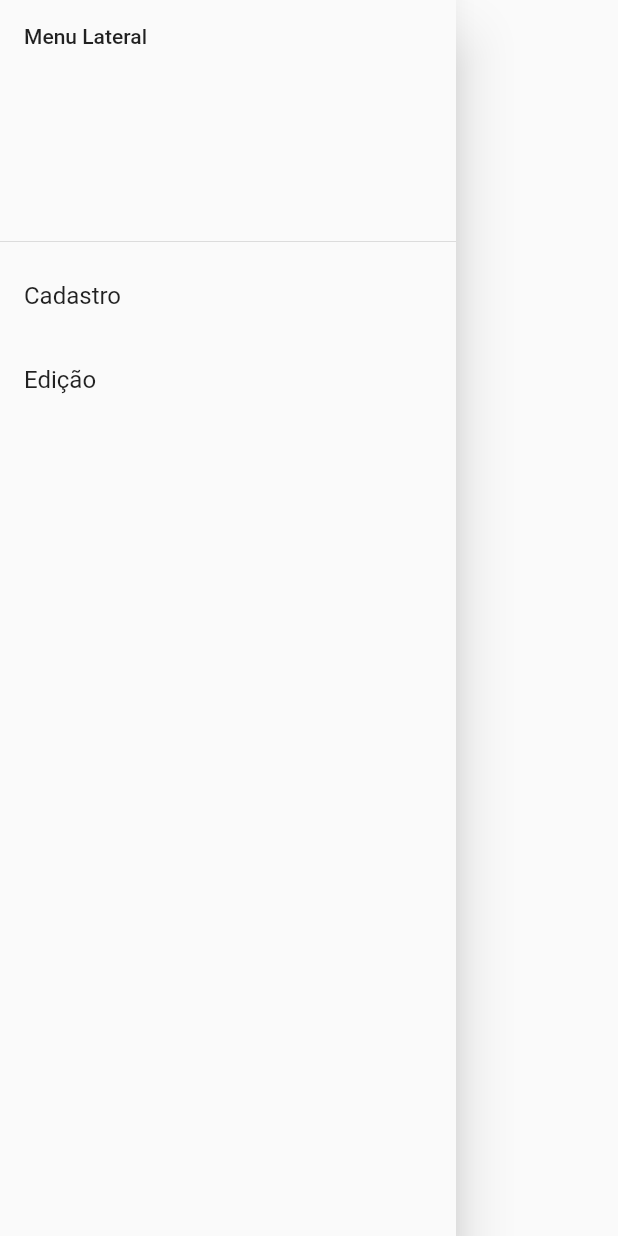
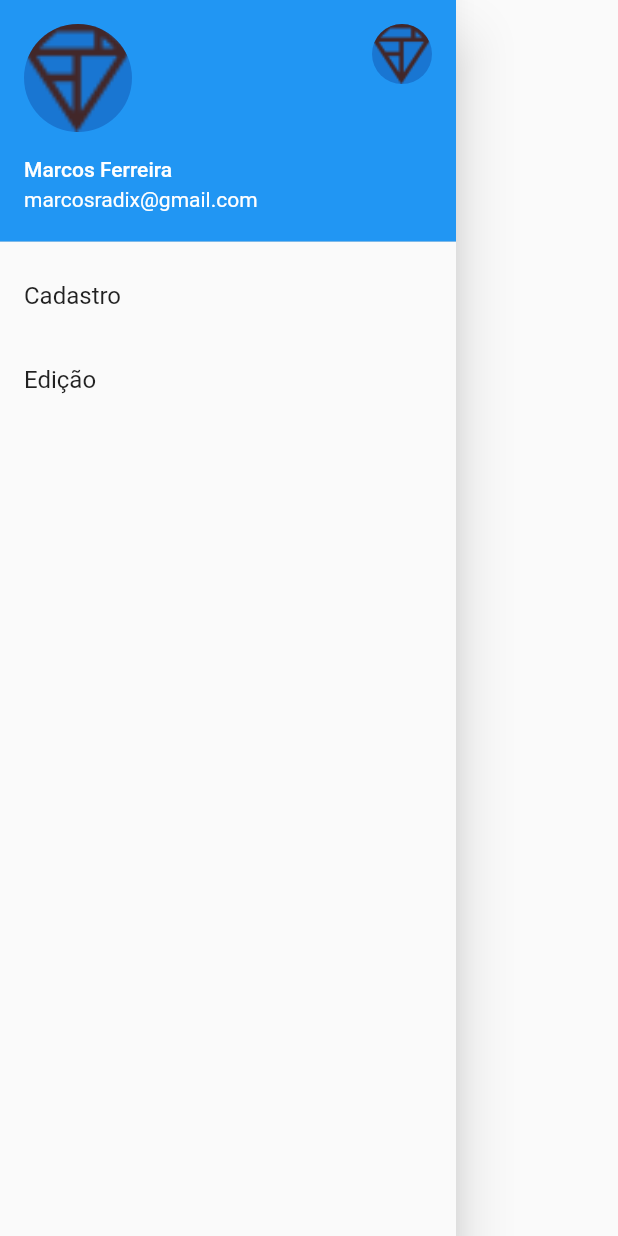
Before and after one commit to marcosradix/shrine-flutter, a Flutter app: the DrawerSide widget shown alone on an empty page, opened directly, on a phone screen of 412 x 824 dp. Run offline on Flutter 3.47's test engine with Material 2 defaults, Android fonts, the phone set to English and light mode, and no system bars.

Commit message:
atualização de sidemenu

```diff
--- a/lib/drawerside/drawerSide.dart
+++ b/lib/drawerside/drawerSide.dart
@@ -1,5 +1,6 @@
 import 'package:flutter/material.dart';
 
+const String _image = 'assets/diamond.png';
 
 class DrawerSide extends StatefulWidget {
   @override
@@ -7,22 +8,55 @@ class DrawerSide extends StatefulWidget {
 }
 
 class _DrawerSideState extends State<DrawerSide> {
+   final snackBar = new SnackBar(
+    content: new Text("Texto copiado com sucesso!"),
+  );
   @override
   Widget build(BuildContext context) {
     return new Drawer(
       child: new ListView(
         children: <Widget>[
-          new DrawerHeader(
-              child: new Text("Menu Lateral"),
+          new UserAccountsDrawerHeader(
+            accountName: const Text('Marcos Ferreira'),
+            accountEmail: const Text('marcosradix@gmail.com'),
+            currentAccountPicture: const CircleAvatar(
+              backgroundImage: const AssetImage(_image),
+            ),
+            otherAccountsPictures: <Widget>[
+              new GestureDetector(
+                onTap: () {/* alguma ação aqui */},
+                child: new Semantics(
+                  label: 'Mudar de conta',
+                  child: const CircleAvatar(
+                    backgroundImage: const AssetImage(_image),
+                  ),
+                ),
+              ),
+            ],
           ),
           new ListTile(
             title: new Text("Cadastro"),
+            onTap: () {
+              this.actionTile("Cadastro");
+            },
           ),
           new ListTile(
             title: new Text("Edição"),
+            onTap: () {
+              this.actionTile("Edição");
+            },
           ),
         ],
       ),
     );
   }
+
+  actionTile(String value) {
+    print(value);
+
+    return  new SnackBar(
+    content: new Text(value),
+  );
+
+  }
 }
```
Also changed, not shown: lib/home.dart (+7 -4 lines), lib/login.dart (+4 -4 lines), 3 other files.
